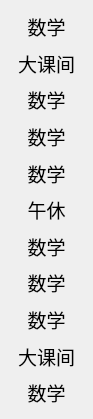
Old version of the form schedule.ui in the repository ooorange-git/SmartSchedule.
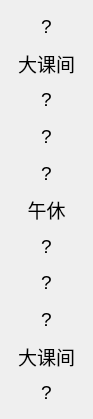
New version of the form. Icons and pictures are not drawn.

Commit message: 1.1.1 On Qt5.15.2 现在Schedule关闭时可以自动关闭设置窗口 重新添加了两个窗口间的连接 更改周几课时自动同步至schedule 修复了周六周日更改周几课时部分课程不显示的问题 周几课的comboBox槽函数改为了activedText 本版本可用于Win7

```diff
--- a/schedule.ui
+++ b/schedule.ui
@@ -28,7 +28,7 @@
      <item>
       <widget class="QLabel" name="C1">
        <property name="text">
-        <string>数学</string>
+        <string>?</string>
        </property>
        <property name="alignment">
         <set>Qt::AlignmentFlag::AlignCenter</set>
@@ -48,7 +48,7 @@
      <item>
       <widget class="QLabel" name="C2">
        <property name="text">
-        <string>数学</string>
+        <string>?</string>
        </property>
        <property name="alignment">
         <set>Qt::AlignmentFlag::AlignCenter</set>
@@ -58,7 +58,7 @@
      <item>
       <widget class="QLabel" name="C3">
        <property name="text">
-        <string>数学</string>
+        <string>?</string>
        </property>
        <property name="alignment">
         <set>Qt::AlignmentFlag::AlignCenter</set>
@@ -68,7 +68,7 @@
      <item>
       <widget class="QLabel" name="C4">
        <property name="text">
-        <string>数学</string>
+        <string>?</string>
        </property>
        <property name="alignment">
         <set>Qt::AlignmentFlag::AlignCenter</set>
@@ -88,7 +88,7 @@
      <item>
       <widget class="QLabel" name="C5">
        <property name="text">
-        <string>数学</string>
+        <string>?</string>
        </property>
        <property name="alignment">
         <set>Qt::AlignmentFlag::AlignCenter</set>
@@ -98,7 +98,7 @@
      <item>
       <widget class="QLabel" name="C6">
        <property name="text">
-        <string>数学</string>
+        <string>?</string>
        </property>
        <property name="alignment">
         <set>Qt::AlignmentFlag::AlignCenter</set>
@@ -108,7 +108,7 @@
      <item>
       <widget class="QLabel" name="C7">
        <property name="text">
-        <string>数学</string>
+        <string>?</string>
        </property>
        <property name="alignment">
         <set>Qt::AlignmentFlag::AlignCenter</set>
@@ -127,8 +127,11 @@
      </item>
      <item>
       <widget class="QLabel" name="C8">
+       <property name="enabled">
+        <bool>true</bool>
+       </property>
        <property name="text">
-        <string>数学</string>
+        <string>?</string>
        </property>
        <property name="alignment">
         <set>Qt::AlignmentFlag::AlignCenter</set>
```
Left out of the diff: 22 changed lines with no effect on the pictures. The commit also changes 6 other files.
